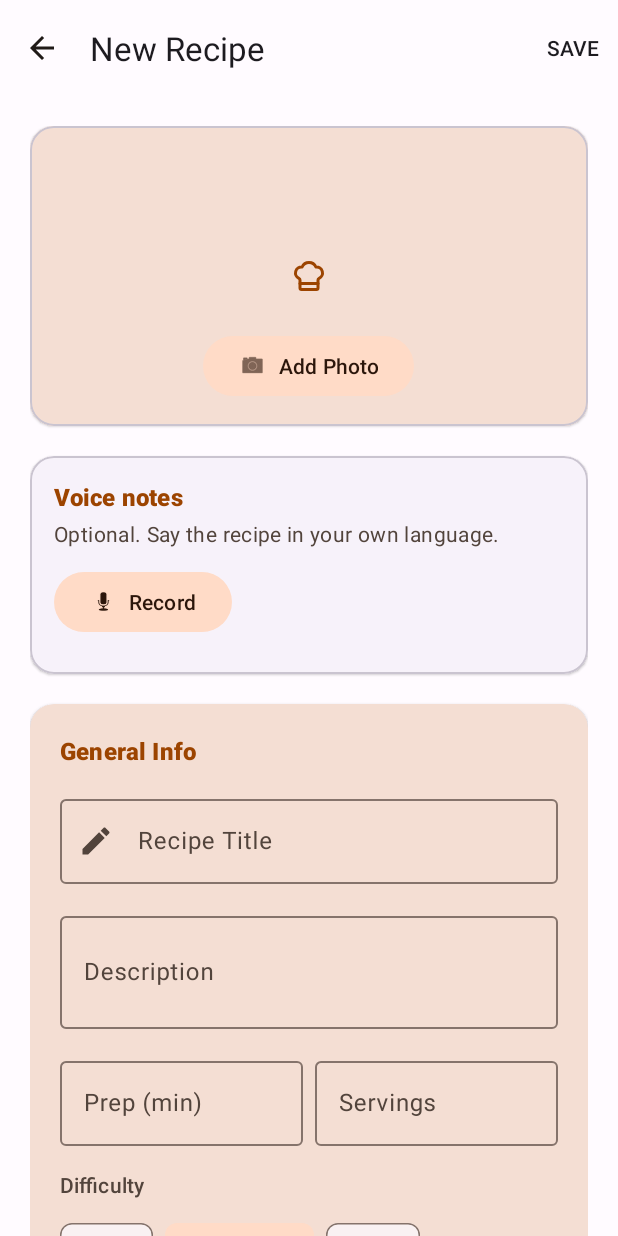
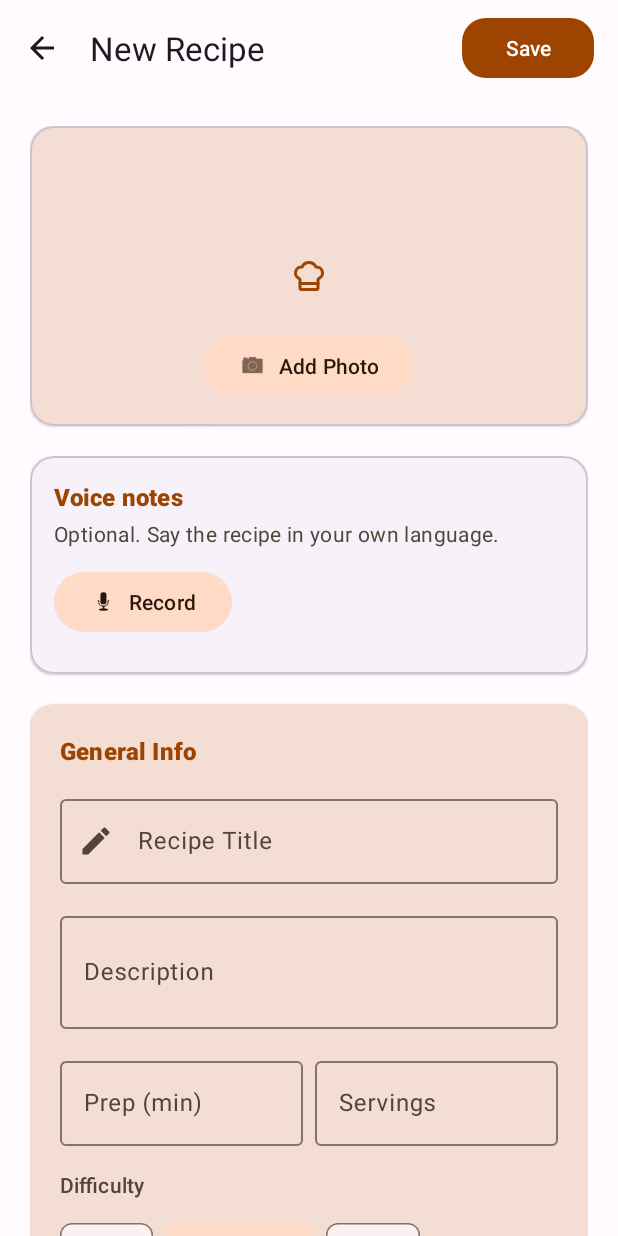
Before and after one commit to mubashirali/recipe-keeper, an Android app: the RecipeCreatorFragment screen opened through its navigation route, on a phone screen of 412 x 824 dp. Run offline under Robolectric (Android 15) with nearby library versions, the phone set to English and light mode, and no system bars; our stand-ins replace AdMob, Dagger/Hilt's generated code; 4 statements that could not run were skipped.

Commit message:
feat: Save button, discard-changes prompt and photo fill in recipe creator
- Save is now a filled Material button (same look as "New Recipe"), padded
  from the screen edge; the toolbar ignores margins so the gap is wrapper padding.
- Ask "Discard changes?" when leaving a new or edited recipe with unsaved
  changes, from both the toolbar arrow and the system back button/gesture.
  Compares the form to its opening state; voice-clip changes and an active
  recording also count.
- Photo fills the card: drop the placeholder icon's 48dp padding once a photo is set.
- Recording status messages in the ViewModel use string resources.

Co-Authored-By: Claude Sonnet 5.5 <noreply@anthropic.com>

```diff
--- a/app/src/main/java/com/mobiapps/recipekeep/ui/creator/RecipeCreatorFragment.kt
+++ b/app/src/main/java/com/mobiapps/recipekeep/ui/creator/RecipeCreatorFragment.kt
@@ -10,7 +10,9 @@ import android.view.LayoutInflater
 import android.view.View
 import android.view.ViewGroup
 import android.widget.ArrayAdapter
+import androidx.activity.OnBackPressedCallback
 import androidx.activity.result.contract.ActivityResultContracts
+import com.google.android.material.dialog.MaterialAlertDialogBuilder
 import androidx.core.content.ContextCompat
 import androidx.core.content.FileProvider
 import androidx.core.view.isVisible
@@ -52,13 +54,14 @@ class RecipeCreatorFragment : Fragment() {
 
     private var currentPhotoPath: String? = null
     private var selectedImagePath: String? = null
+    private var baselineSnapshot: String? = null // form state at open; null until known (edit mode loads async)
 
     private val player = AudioPlayer()
 
     private val micPermissionLauncher =
         registerForActivityResult(ActivityResultContracts.RequestPermission()) { granted ->
             if (granted) viewModel.startRecording()
-            else Snackbar.make(binding.root, "Microphone permission is needed to record", Snackbar.LENGTH_LONG).show()
+            else Snackbar.make(binding.root, R.string.mic_permission_needed, Snackbar.LENGTH_LONG).show()
         }
 
     private val takePhotoLauncher = registerForActivityResult(ActivityResultContracts.TakePicture()) { success ->
@@ -70,6 +73,7 @@ class RecipeCreatorFragment : Fragment() {
                     crossfade(true)
                     binding.ivRecipeImage.scaleType = android.widget.ImageView.ScaleType.CENTER_CROP
                     binding.ivRecipeImage.imageTintList = null
+                binding.ivRecipeImage.setPadding(0, 0, 0, 0) // placeholder icon padding would letterbox the photo
                 }
             }
         }
@@ -83,6 +87,7 @@ class RecipeCreatorFragment : Fragment() {
                 crossfade(true)
                 binding.ivRecipeImage.scaleType = android.widget.ImageView.ScaleType.CENTER_CROP
                 binding.ivRecipeImage.imageTintList = null
+                binding.ivRecipeImage.setPadding(0, 0, 0, 0) // placeholder icon padding would letterbox the photo
             }
         }
     }
@@ -100,7 +105,11 @@ class RecipeCreatorFragment : Fragment() {
     override fun onViewCreated(view: View, savedInstanceState: Bundle?) {
         super.onViewCreated(view, savedInstanceState)
 
-        binding.toolbar.setNavigationOnClickListener { findNavController().navigateUp() }
+        binding.toolbar.setNavigationOnClickListener { onBackRequested() }
+        // Covers the system back button / gesture too.
+        requireActivity().onBackPressedDispatcher.addCallback(viewLifecycleOwner, object : OnBackPressedCallback(true) {
+            override fun handleOnBackPressed() = onBackRequested()
+        })
 
         binding.btnTakePhoto.setOnClickListener {
             showImageSourceDialog()
@@ -115,7 +124,7 @@ class RecipeCreatorFragment : Fragment() {
             player = player,
             onDelete = { player.stopIf(it); viewModel.removeClip(it) },
             canPlay = { viewModel.recState.value != RecState.Recording },
-            onMissing = { Snackbar.make(binding.root, "Recording not found", Snackbar.LENGTH_SHORT).show() }
+            onMissing = { Snackbar.make(binding.root, R.string.recording_not_found, Snackbar.LENGTH_SHORT).show() }
         )
 
         binding.btnRecord.setOnClickListener {
@@ -138,7 +147,7 @@ class RecipeCreatorFragment : Fragment() {
                         binding.btnPauseResume.isVisible = active
                         binding.btnStop.isVisible = active
                         binding.chronometer.isVisible = active
-                        binding.btnPauseResume.text = if (state == RecState.Paused) "Resume" else "Pause"
+                        binding.btnPauseResume.text = getString(if (state == RecState.Paused) R.string.resume else R.string.pause)
                         binding.chronometer.base = SystemClock.elapsedRealtime() - viewModel.elapsedMs()
                         if (state == RecState.Recording) binding.chronometer.start() else binding.chronometer.stop()
                         if (state == RecState.Recording) player.stop()
@@ -162,6 +171,8 @@ class RecipeCreatorFragment : Fragment() {
             if (ingredientRows.isEmpty()) {
                 addIngredientRow()
             }
+            // Empty form = nothing to lose. Taken before Android restores typed text after rotation.
+            baselineSnapshot = formSnapshot()
         }
 
         viewLifecycleOwner.lifecycleScope.launch {
@@ -176,39 +187,31 @@ class RecipeCreatorFragment : Fragment() {
             viewLifecycleOwner.repeatOnLifecycle(Lifecycle.State.STARTED) {
                 viewModel.saveState.collect { state ->
                     when (state) {
-                        is SaveState.Saving -> {
-                            binding.toolbar.menu.findItem(R.id.action_save)?.isEnabled = false
-                        }
+                        is SaveState.Saving -> saveButton?.isEnabled = false
                         is SaveState.Success -> {
                             viewModel.resetSaveState()
                             findNavController().navigateUp()
                         }
                         is SaveState.Error -> {
                             viewModel.resetSaveState()
-                            binding.toolbar.menu.findItem(R.id.action_save)?.isEnabled = true
-                            Snackbar.make(binding.root, "Failed to save: ${state.message}", Snackbar.LENGTH_LONG).show()
+                            saveButton?.isEnabled = true
+                            Snackbar.make(binding.root, getString(R.string.save_failed, state.message), Snackbar.LENGTH_LONG).show()
                         }
-                        is SaveState.Idle -> {
-                            binding.toolbar.menu.findItem(R.id.action_save)?.isEnabled = true
-                        }
+                        is SaveState.Idle -> saveButton?.isEnabled = true
                     }
                 }
             }
         }
 
-        binding.toolbar.setOnMenuItemClickListener { item ->
-            when (item.itemId) {
-                R.id.action_save -> {
-                    saveRecipe()
-                    true
-                }
-                else -> true
-            }
-        }
+        // The Save item uses a MaterialButton action layout, so it needs its own click listener.
+        saveButton?.setOnClickListener { saveRecipe() }
     }
 
+    private val saveButton: View?
+        get() = _binding?.toolbar?.menu?.findItem(R.id.action_save)?.actionView?.findViewById(R.id.btn_save)
+
     private fun populateFields(recipe: Recipe) {
-        binding.toolbar.title = "Edit Recipe"
+        binding.toolbar.title = getString(R.string.edit_recipe)
         binding.etTitle.setText(recipe.title)
         binding.etDescription.setText(recipe.description)
         binding.etPrepTime.setText(recipe.prepTimeMinutes.takeIf { it > 0 }?.toString().orEmpty())
@@ -222,6 +225,7 @@ class RecipeCreatorFragment : Fragment() {
                 crossfade(true)
                 binding.ivRecipeImage.scaleType = android.widget.ImageView.ScaleType.CENTER_CROP
                 binding.ivRecipeImage.imageTintList = null
+                binding.ivRecipeImage.setPadding(0, 0, 0, 0) // placeholder icon padding would letterbox the photo
             }
         }
 
@@ -241,6 +245,36 @@ class RecipeCreatorFragment : Fragment() {
         if (ingredientRows.isEmpty()) {
             addIngredientRow()
         }
+        baselineSnapshot = formSnapshot() // what "unchanged" means in edit mode
+    }
+
+    /** Everything the user can change on the form, as one comparable string. */
+    private fun formSnapshot(): String = listOf(
+        binding.etTitle.text, binding.etDescription.text, binding.etPrepTime.text,
+        binding.etServings.text, binding.etInstructions.text, binding.etTags.text,
+        binding.cgDifficulty.checkedChipId, selectedImagePath,
+        ingredientRows.joinToString("|") {
+            "${it.etIngredientQuantity.text}/${it.etIngredientUnit.text}/${it.etIngredientName.text}"
+        }
+    ).joinToString("\u0001")
+
+    // Voice clips live in the ViewModel, so they are tracked there and survive rotation.
+    private fun hasUnsavedChanges(): Boolean =
+        viewModel.recState.value != RecState.Idle ||
+            viewModel.hasClipChanges() ||
+            (baselineSnapshot?.let { it != formSnapshot() } ?: false)
+
+    private fun onBackRequested() {
+        if (!hasUnsavedChanges()) {
+            findNavController().navigateUp()
+            return
+        }
+        MaterialAlertDialogBuilder(requireContext())
+            .setTitle(R.string.discard_title)
+            .setMessage(R.string.discard_message)
+            .setNegativeButton(R.string.keep_editing, null)
+            .setPositiveButton(R.string.discard) { _, _ -> findNavController().navigateUp() }
+            .show()
     }
 
     private fun addIngredientRow(quantity: String = "", unit: String = "", name: String = "") {
@@ -262,9 +296,9 @@ class RecipeCreatorFragment : Fragment() {
     }
 
     private fun showImageSourceDialog() {
-        val options = arrayOf("Take Photo", "Choose from Gallery")
+        val options = arrayOf(getString(R.string.take_photo), getString(R.string.choose_gallery))
         com.google.android.material.dialog.MaterialAlertDialogBuilder(requireContext())
-            .setTitle("Add Recipe Photo")
+            .setTitle(R.string.add_recipe_photo)
             .setItems(options) { _, which ->
                 when (which) {
                     0 -> launchCamera()
@@ -325,7 +359,7 @@ class RecipeCreatorFragment : Fragment() {
             hasAudio = hasAudio
         )
         if (!hasContent) {
-            Snackbar.make(binding.root, "Add something first: text, a photo, or a voice note", Snackbar.LENGTH_LONG).show()
+            Snackbar.make(binding.root, getString(R.string.add_something_first), Snackbar.LENGTH_LONG).show()
             return
         }
 
@@ -338,7 +372,11 @@ class RecipeCreatorFragment : Fragment() {
         }
 
         viewModel.saveRecipe(
-            title = RecipeDraftRules.resolveTitle(title, hasAudio, System.currentTimeMillis()),
+            title = RecipeDraftRules.resolveTitle(
+                title, hasAudio, System.currentTimeMillis(),
+                voiceTitle = getString(R.string.voice_recipe_title),
+                untitledTitle = getString(R.string.untitled_recipe_title)
+            ),
             description = description.ifBlank { null },
             prepTimeMinutes = prepTime,
             servings = servings,
--- /dev/null
+++ b/app/src/main/res/layout/action_save_button.xml
@@ -0,0 +1,20 @@
+<?xml version="1.0" encoding="utf-8"?>
+<!-- Toolbar ignores layout margins on action views, so the gap to the screen edge is padding on this wrapper. -->
+<FrameLayout xmlns:android="http://schemas.android.com/apk/res/android"
+    xmlns:app="http://schemas.android.com/apk/res-auto"
+    android:layout_width="wrap_content"
+    android:layout_height="wrap_content"
+    android:paddingStart="8dp"
+    android:paddingEnd="16dp">
+
+    <!-- Same look as the "New Recipe" button on the dashboard. -->
+    <com.google.android.material.button.MaterialButton
+        android:id="@+id/btn_save"
+        style="@style/Widget.Material3.Button"
+        android:layout_width="wrap_content"
+        android:layout_height="wrap_content"
+        android:text="@string/save"
+        android:textColor="?attr/colorOnPrimary"
+        app:backgroundTint="?attr/colorPrimary"
+        app:cornerRadius="16dp" />
+</FrameLayout>
--- a/app/src/main/res/menu/menu_creator.xml
+++ b/app/src/main/res/menu/menu_creator.xml
@@ -3,6 +3,7 @@
     xmlns:app="http://schemas.android.com/apk/res-auto">
     <item
         android:id="@+id/action_save"
-        android:title="Save"
+        android:title="@string/save"
+        app:actionLayout="@layout/action_save_button"
         app:showAsAction="always" />
 </menu>
```
Also changed, not shown: app/src/main/java/com/mobiapps/recipekeep/ui/creator/RecipeCreatorViewModel.kt (+13 -6 lines).
